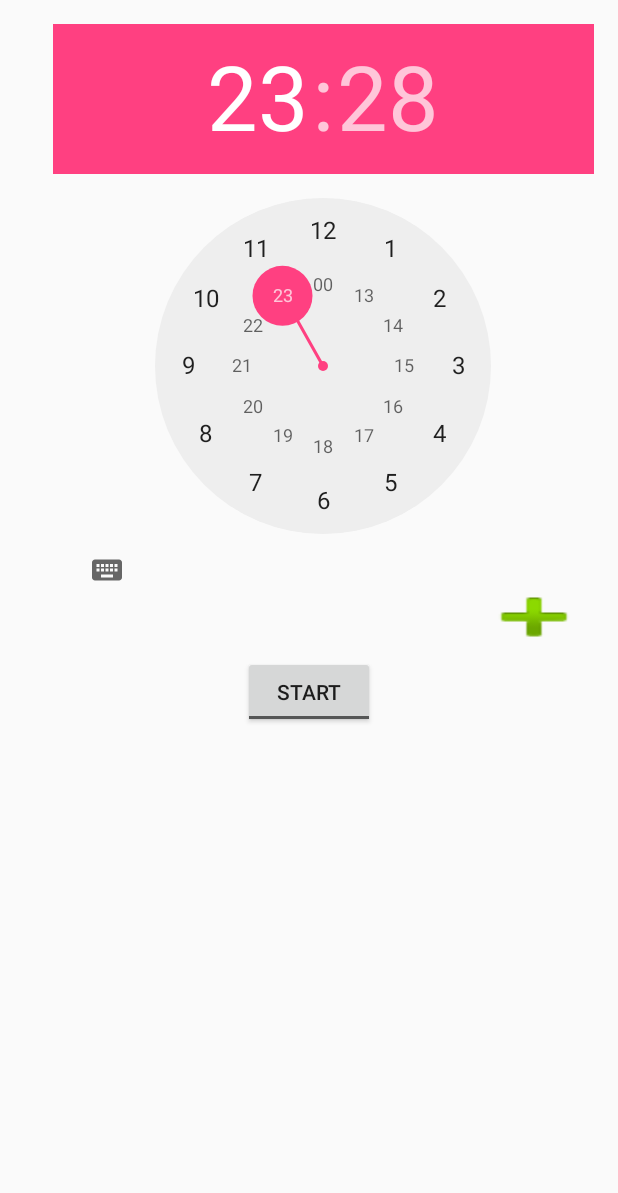
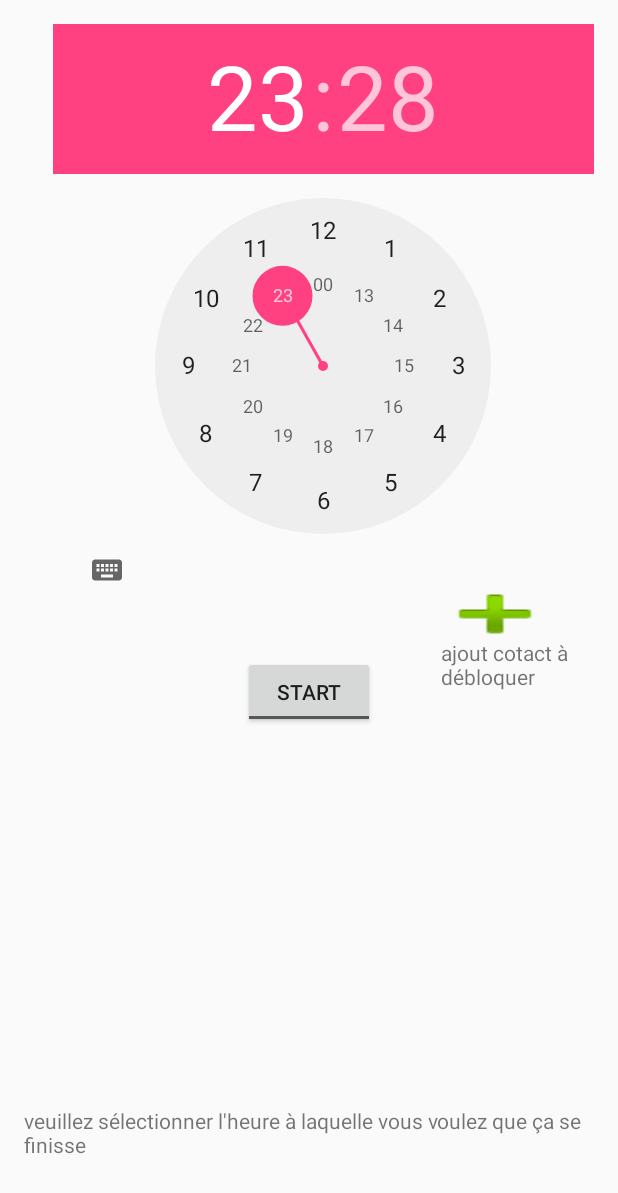
Before and after one commit to larako/INF4041_Dereydellet_Spanneut, an Android app: the screen it shows after launch (MainActivity), on a phone screen of 412 x 824 dp. Shown: the top 1193 px of the screen. Run offline under Robolectric (Android 15) with nearby library versions, the phone set to English and light mode, and no system bars.

Commit message:
ajout texte explicatif

```diff
--- a/app/src/main/res/layout/activity_main.xml
+++ b/app/src/main/res/layout/activity_main.xml
@@ -34,17 +34,38 @@
         android:elevation="1dp"
         tools:headerAmPmTextAppearance="?attr/actionBarDivider" />
 
+    <TextView
+        android:text="veuillez sélectionner l'heure à laquelle vous voulez que ça se finisse"
+        android:layout_width="wrap_content"
+        android:layout_height="wrap_content"
+        android:layout_marginBottom="35dp"
+        android:id="@+id/textView3"
+        android:layout_alignParentBottom="true"
+        android:layout_centerHorizontal="true" />
+
+    <TextView
+        android:text="ajout cotact à débloquer"
+        android:layout_width="wrap_content"
+        android:layout_height="wrap_content"
+        android:id="@+id/textView4"
+        android:layout_marginLeft="44dp"
+        android:layout_marginStart="44dp"
+        android:layout_marginTop="21dp"
+        android:layout_below="@+id/alarmTimePicker"
+        android:layout_toRightOf="@+id/toggleButton"
+        android:layout_toEndOf="@+id/toggleButton" />
+
     <Button
         android:layout_width="wrap_content"
         android:layout_height="wrap_content"
-        android:layout_alignBottom="@+id/toggleButton"
-        android:layout_toRightOf="@+id/toggleButton"
-        android:layout_toEndOf="@+id/toggleButton"
-        android:layout_marginLeft="66dp"
-        android:layout_marginStart="66dp"
-        android:layout_marginBottom="50dp"
+        android:layout_marginBottom="27dp"
         android:id="@+id/plus"
         android:onClick="clickContact"
-        android:background="@android:drawable/ic_input_add" />
+        android:background="@android:drawable/ic_input_add"
+        android:layout_alignBottom="@+id/textView4"
+        android:layout_alignParentRight="true"
+        android:layout_alignParentEnd="true"
+        android:layout_marginRight="22dp"
+        android:layout_marginEnd="22dp" />
 
 </RelativeLayout>
```
